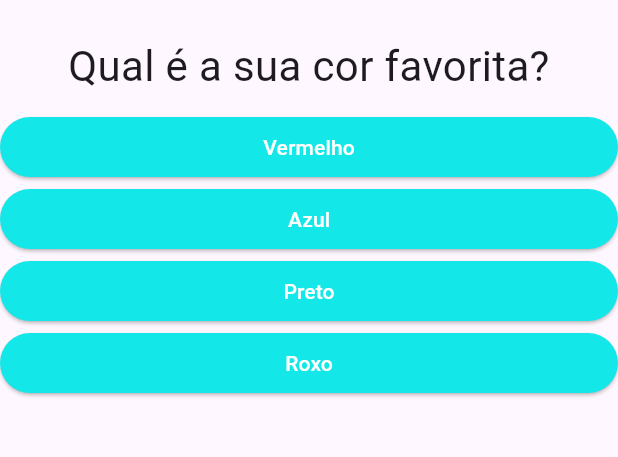
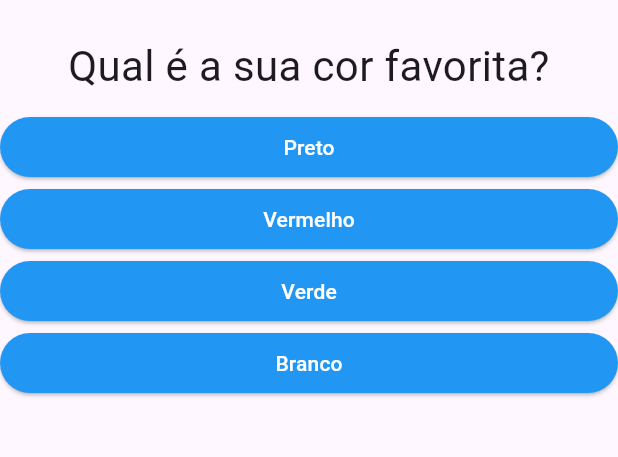
Before and after one commit to nisiq/quiz, a Flutter app: the screen it shows after launch, on a phone screen of 412 x 824 dp, the part 63-520 px from its top. Run offline on Flutter 3.47's test engine with Material 3 defaults, Android fonts, the phone set to English and light mode, and no system bars.

Commit message:
scoring and finishing

```diff
--- a/lib/main.dart
+++ b/lib/main.dart
@@ -1,40 +1,57 @@
 import 'package:flutter/material.dart';
-import './questao.dart';
-import './resposta.dart';
+import './questionario.dart';
 import './resultado.dart';
 
-main() => runApp(PerguntaApp());
+void main() => runApp(const PerguntaApp());
 
 class _PerguntaAppState extends State<PerguntaApp> {
-  // Variável que mantém o índice da pergunta atual
   var _perguntaSelecionada = 0;
-
+  var _pontuacaoTotal = 0;
   final _perguntas = const [
     {
       'texto': 'Qual é a sua cor favorita?',
-        'respostas': ['Vermelho', 'Azul', 'Preto', 'Roxo']
+      'respostas': [
+        {'texto': 'Preto', 'pontuacao': 10},
+        {'texto': 'Vermelho', 'pontuacao': 5},
+        {'texto': 'Verde', 'pontuacao': 3},
+        {'texto': 'Branco', 'pontuacao': 1},
+      ],
     },
     {
       'texto': 'Qual é o seu animal favorito?',
-        'respostas': ['Cachorro', 'Gato', 'Coelho', 'Passarinho']
+      'respostas': [
+        {'texto': 'Coelho', 'pontuacao': 10},
+        {'texto': 'Cobra', 'pontuacao': 5},
+        {'texto': 'Elefante', 'pontuacao': 3},
+        {'texto': 'Leão', 'pontuacao': 1},
+      ],
     },
     {
-        'texto': 'Qual é a sua comida favorita?',
-        'respostas': ['Strogonoff', 'Lasanha', 'Bolinha de Queijo', 'Escondidinho']
+      'texto': 'Qual é o seu instrutor favorito?',
+      'respostas': [
+        {'texto': 'Leo', 'pontuacao': 10},
+        {'texto': 'Maria', 'pontuacao': 5},
+        {'texto': 'João', 'pontuacao': 3},
+        {'texto': 'Pedro', 'pontuacao': 1},
+      ],
     }
   ];
 
-  // Método para manipular a resposta
-  void _responder() {
-    if (temPerguntaSelecionada){
-    // Atualiza o estado para reconstruir o widget com a nova pergunta
+  void _responder(int pontuacao) {
+    if (temPerguntaSelecionada) {
       setState(() {
         _perguntaSelecionada++;
+        _pontuacaoTotal += pontuacao;
       });
     }
   }
 
-
+  void _reiniciarQuestionario() {
+    setState(() {
+      _perguntaSelecionada = 0;
+      _pontuacaoTotal = 0;
+    });
+  }
 
   bool get temPerguntaSelecionada {
     return _perguntaSelecionada < _perguntas.length;
@@ -42,53 +59,28 @@ class _PerguntaAppState extends State<PerguntaApp> {
 
   @override
   Widget build(BuildContext context) {
-    // Lista de perguntas
-
-
-    List<String> respostas =
-    temPerguntaSelecionada ? _perguntas[_perguntaSelecionada]
-    .cast()['respostas']:[];
-
-    List<Widget> widgets = respostas
-    .map((t) => Resposta(t,_responder))
-    .toList();
-
-
-    // for (String textoResp in respostas) {
-    //   widgets.add(Resposta(textoResp, _responder));
-    // }
-
-
-
-    // Estrutura principal da interface do usuário
     return MaterialApp(
       home: Scaffold(
         appBar: AppBar(
-          title: Text('Perguntas'),
+          title: const Text('Perguntas'),
         ),
-        body: temPerguntaSelecionada ? Column(
-          children: <Widget>[
-            // Exibe a pergunta atual com base na _perguntaSelecionada
-            Questao(_perguntas[_perguntaSelecionada]['texto'].toString()),
-            /*
-            Pegando as respostas (string) e usando o map para converter a
-            lista em lista de widgets, e transformando o resultado do map em uma lista
-            ... = pegar cada elemento da lista e jogar dentro da lista Questao
-            */
-            ...respostas.map((t) => Resposta(t,_responder)).toList(),
-          ],
+        body: temPerguntaSelecionada
+            ? Questionario(
+                perguntas: _perguntas,
+                perguntaSelecionada: _perguntaSelecionada,
+                quandoResponder: _responder,
               )
-        : Resultado()
+            : Resultado(_pontuacaoTotal, _reiniciarQuestionario),
       ),
     );
   }
 }
 
 class PerguntaApp extends StatefulWidget {
-  // Método que cria um Estado para o widget PerguntaApp
+  const PerguntaApp({super.key});
+
+  @override
   _PerguntaAppState createState() {
     return _PerguntaAppState();
   }
 }
-
-// Alguns componentes recebem mais de um widget, como listas
--- a/lib/questao.dart
+++ b/lib/questao.dart
@@ -1,23 +1,19 @@
 import 'package:flutter/material.dart';
 
 class Questao extends StatelessWidget {
-
   final String texto;
 
-  Questao(this.texto);
-
+  const Questao(this.texto, {super.key});
 
   @override
   Widget build(BuildContext context) {
-    // CTRL SHIFT R
     return Container(
       width: double.infinity,
-      margin: EdgeInsets.all(10),
+      margin: const EdgeInsets.all(10),
       child: Text(
         texto,
-        style: TextStyle(fontSize: 28),
+        style: const TextStyle(fontSize: 28),
         textAlign: TextAlign.center,
-
       ),
     );
   }
--- a/lib/questionario.dart
+++ b/lib/questionario.dart
@@ -0,0 +1,40 @@
+import 'package:flutter/material.dart';
+import './questao.dart';
+import './resposta.dart';
+
+class Questionario extends StatelessWidget {
+  final List<Map<String, Object>> perguntas;
+  final int perguntaSelecionada;
+  final void Function(int) quandoResponder;
+
+  const Questionario({
+    required this.perguntas,
+    required this.perguntaSelecionada,
+    required this.quandoResponder,
+    super.key,
+  });
+
+  bool get temPerguntaSelecionada {
+    return perguntaSelecionada < perguntas.length;
+  }
+
+  @override
+  Widget build(BuildContext context) {
+    List<Map<String, Object>> respostas = temPerguntaSelecionada
+        ? perguntas[perguntaSelecionada]['respostas']
+          as List<Map<String, Object>>
+        : [];
+
+    return Column(
+      children: [
+        Questao(perguntas[perguntaSelecionada]['texto'] as String),
+        ...respostas.map((resp) {
+          return Resposta(
+            resp['texto'].toString(),
+            () => quandoResponder(int.parse(resp['pontuacao'].toString())),
+          );
+        }).toList(),
+      ],
+    );
+  }
+}
--- a/lib/resposta.dart
+++ b/lib/resposta.dart
@@ -1,23 +1,22 @@
 import 'package:flutter/material.dart';
 
 class Resposta extends StatelessWidget {
-
   final String texto;
   final void Function() quandoSelecionado;
 
-  Resposta(this.texto, this.quandoSelecionado);
+  const Resposta(this.texto, this.quandoSelecionado, {super.key});
 
   @override
   Widget build(BuildContext context) {
-    return Container(
+    return SizedBox(
       width: double.infinity,
       child: ElevatedButton(
-        style: ElevatedButton.styleFrom(backgroundColor: Color.fromARGB(255, 20, 231, 231)),
-        child: Text(
-          texto,
-          style: TextStyle(color: Colors.white),
+        style: ElevatedButton.styleFrom(
+          backgroundColor: Colors.blue,
+          foregroundColor: Colors.white,
         ),
         onPressed: quandoSelecionado,
+        child: Text(texto),
       ),
     );
   }
--- a/lib/resultado.dart
+++ b/lib/resultado.dart
@@ -1,15 +1,43 @@
 import 'package:flutter/material.dart';
 
 class Resultado extends StatelessWidget {
+  final int pontuacao;
 
+  final void Function() quandoReiniciarQuestionario;
+
+  const Resultado(this.pontuacao, this.quandoReiniciarQuestionario);
+
+  String get fraseResultado {
+    if (pontuacao < 8) {
+      return 'Parabéns';
+    } else if (pontuacao < 12) {
+      return 'Você é bom!';
+    } else if (pontuacao < 16) {
+      return 'Impressionante!';
+    } else {
+      return 'Perfeito!';
+    }
+  }
 
   @override
   Widget build(BuildContext context) {
-    return Center(
-      child: Text(
-        'Parabéns! 2',
-        style: TextStyle(fontSize: 28),
-      ),
+    return Column(
+      mainAxisAlignment: MainAxisAlignment.center, //centralizar
+      children: <Widget>[
+        Center(
+          child: Text(
+            fraseResultado,
+            style: const TextStyle(fontSize: 28,
+            ),
+          ),
+        ),
+        TextButton(
+          child: Text('Reiniciar?',
+          style: TextStyle(fontSize: 18)),
+          style: ButtonStyle(foregroundColor: MaterialStateProperty.all(Colors.red)),
+          onPressed: quandoReiniciarQuestionario,
+        )
+      ],
     );
   }
 }
```
Lines whose indentation alone changed are shown as unchanged.
